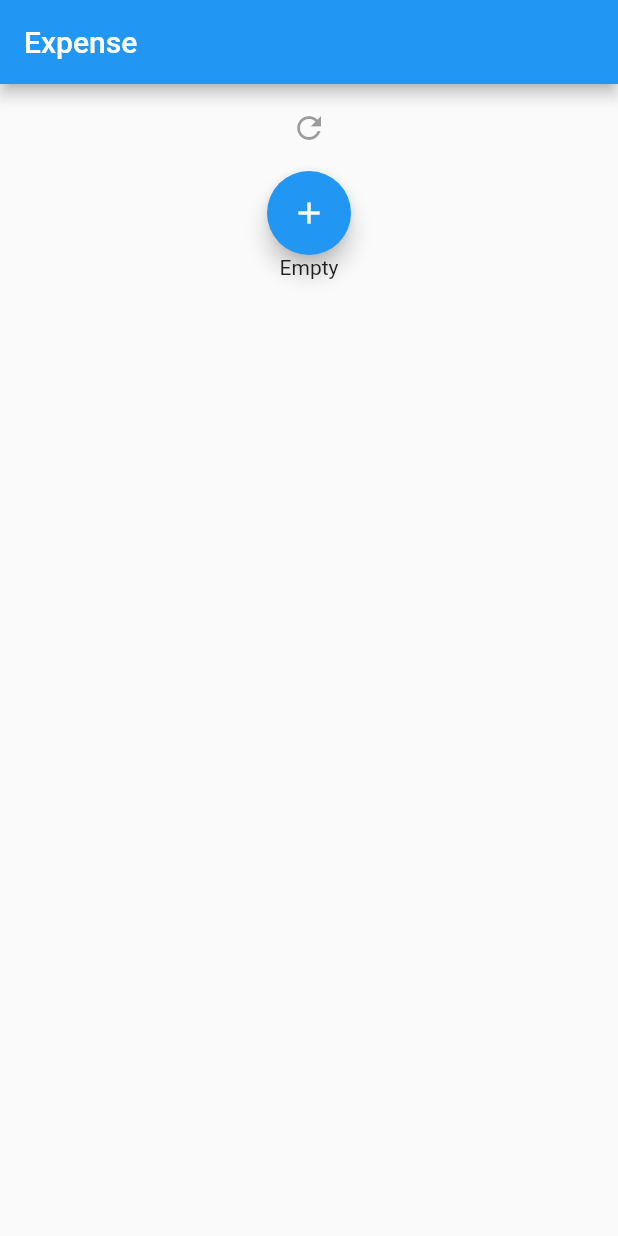
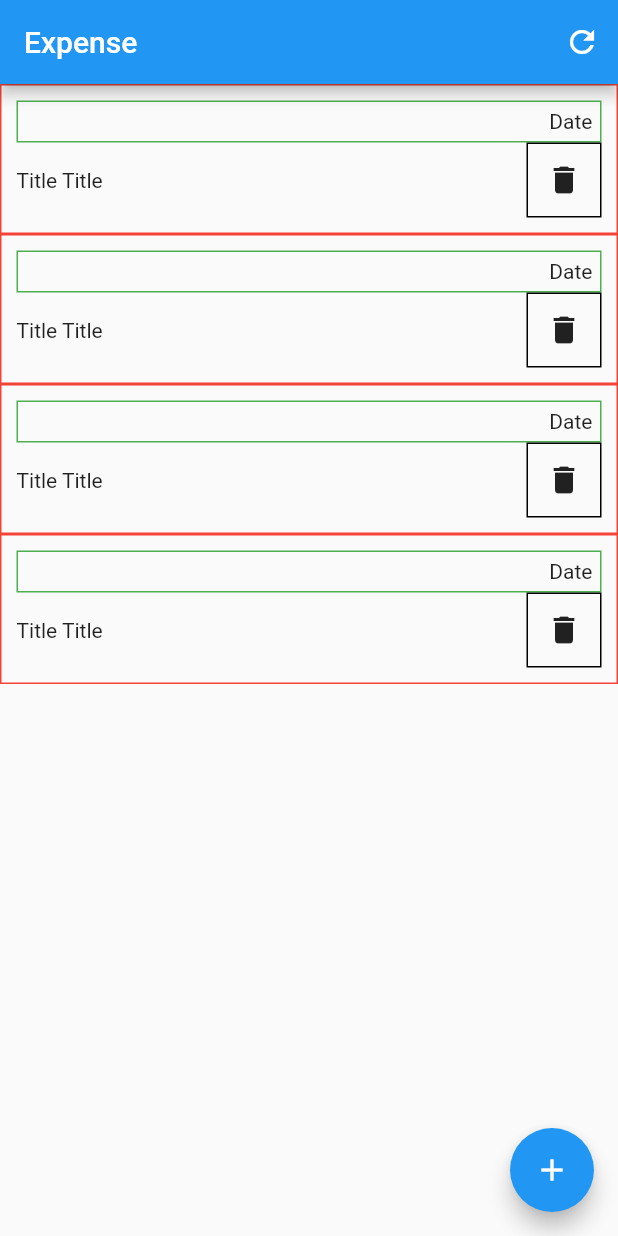
Before and after one commit to Mahershi/ExpenseFlutter, a Flutter app: the screen it shows after launch, after a tap on the "add" icon, on a phone screen of 412 x 824 dp. Run offline on Flutter 3.47's test engine with Material 2 defaults, Android fonts, the phone set to English and light mode, and no system bars; our stand-ins replace sqflite; accounts and stored records are empty.

```diff
--- a/lib/main.dart
+++ b/lib/main.dart
@@ -43,74 +43,137 @@ class HomePage extends StatefulWidget{
 
 class _myHomePageState extends State<HomePage>{
   List<Map> expenseList = [];
-  List<Row> expenseRowList = [];
+  List<Container> expenseTileList = [];
 
-  Widget refresh, mainBody;
+  Widget refresh, mainBody, progressWidget;
   bool loaded = false;
   @override
   Widget build(BuildContext context) {
+    print("Building");
+    progressWidget = Container();
     mainBody = Container(
         child: Text("Empty"),
       alignment: Alignment.center,
     );
-    refresh = Tooltip(
-      message: "Refresh",
-      child: FlatButton(
-        child: Icon(Icons.refresh),
-      ),
+    refresh = IconButton(
+        icon: Icon(Icons.refresh),
+        onPressed: (){
+          setState(() {
+            loaded = false;
+          });
+        },
     );
     if(!loaded){
-      refresh = CircularProgressIndicator();
+      print("Not loaded");
+
       refreshList().then((value) {
+        print("refresh end");
         setState((){
           loaded = true;
+          print("Load finish setstate");
         });
       });
     }
-    if(expenseList.isNotEmpty){
-      mainBody = Container(child: Text("Not Empty"));
-    }
+    //if(expenseList.isNotEmpty){
+      mainBody = ListView.builder(
+        itemBuilder: (BuildContext buildContext, int index){
+          return expenseTileList[index];
+        },
+        shrinkWrap: true,
+        itemCount: expenseTileList.length,
+        physics: NeverScrollableScrollPhysics(),
+      );
+   // }
+
+
+
     return Scaffold(
       appBar: AppBar(
         title: Text(widget.title),
+        actions: [
+          refresh
+        ],
       ),
-      body: Column(
-        children: [
-          Padding(
-            padding: EdgeInsets.all(5),
-            child: refresh,
-          ),
-          FloatingActionButton(
-            tooltip: "New Expense",
-            child: Icon(Icons.add),
-            onPressed: (){
-              print("Button Pressed");
-            },
-          ),
-          mainBody
-        ],
-      )
+      body: SingleChildScrollView(
+        physics: ScrollPhysics(),
+        child: Column(
+          children: [
+            progressWidget,
+            mainBody
+          ],
+        ),
+      ),
+      floatingActionButton: FloatingActionButton(
+        tooltip: "New Expense",
+        child: Icon(Icons.add),
+        onPressed: (){
+          print("Button Pressed");
+        },
+      ),
     );
   }
 
   Future<void> refreshList() async {
+    progressWidget = LinearProgressIndicator(valueColor: new AlwaysStoppedAnimation<Color>(Colors.redAccent),);
     print("Calling refresh");
     ExpenseMain.count = Sqflite.firstIntValue(await database.rawQuery("Select count(*) from expensemain"));
     print("Count: " + ExpenseMain.count.toString());
     expenseList.clear();
-    expenseList = await database.rawQuery("Select * from expensemain order by id desc");
+    expenseTileList.clear();
+    expenseList.addAll(await database.rawQuery("Select * from expensemain order by id desc"));
 
     print("Result Rows----------------------------------------------");
     for(Map m in expenseList){
       print(m.toString());
-      //expenseRowList.add(listToRow(m));
+      //expenseTileList.add(listToTile(m));
     }
+    expenseTileList.add(listToTile(Map<String, dynamic>()));
+    expenseTileList.add(listToTile(Map<String, dynamic>()));
+    expenseTileList.add(listToTile(Map<String, dynamic>()));
+    expenseTileList.add(listToTile(Map<String, dynamic>()));
+    await Future.delayed(Duration(seconds: 2));
   }
 
-  Row listToRow(Map<String, dynamic> map){
-    Row r;
-    //Implementation
+  Container listToTile(Map<String, dynamic> map){
+    Container container = Container(
+      decoration: BoxDecoration(border: Border.all(color: Colors.red)),
+      padding: EdgeInsets.all(10),
+      child: Column(
+        children: [
+          Container(
+            decoration: BoxDecoration(border: Border.all(color: Colors.green)),
+            alignment: Alignment.topRight,
+            padding: EdgeInsets.all(5),
+            child: Text("Date"),
+          ),
+          Container(
+              child: Row(
+                children: [
+                  Container(
+                    child: Expanded(
+                      child: Text("Title Title", overflow: TextOverflow.ellipsis, softWrap: false,),
+                    )
+                  ),
 
-    return r;
+                  Container(
+                        decoration: BoxDecoration(border: Border.all(color: Colors.black)),
+                        alignment: Alignment.center,
+                        child: IconButton(
+                          icon: Icon(Icons.delete),
+                          onPressed: (){
+                            print("Pressed Delete");
+                          },
+                        ),
+                      )
+
+
+                ],
+              )
+          )
+        ],
+      )
+    );
+
+    return container;
   }
 }
```
Also changed, not shown: 1 other file.
